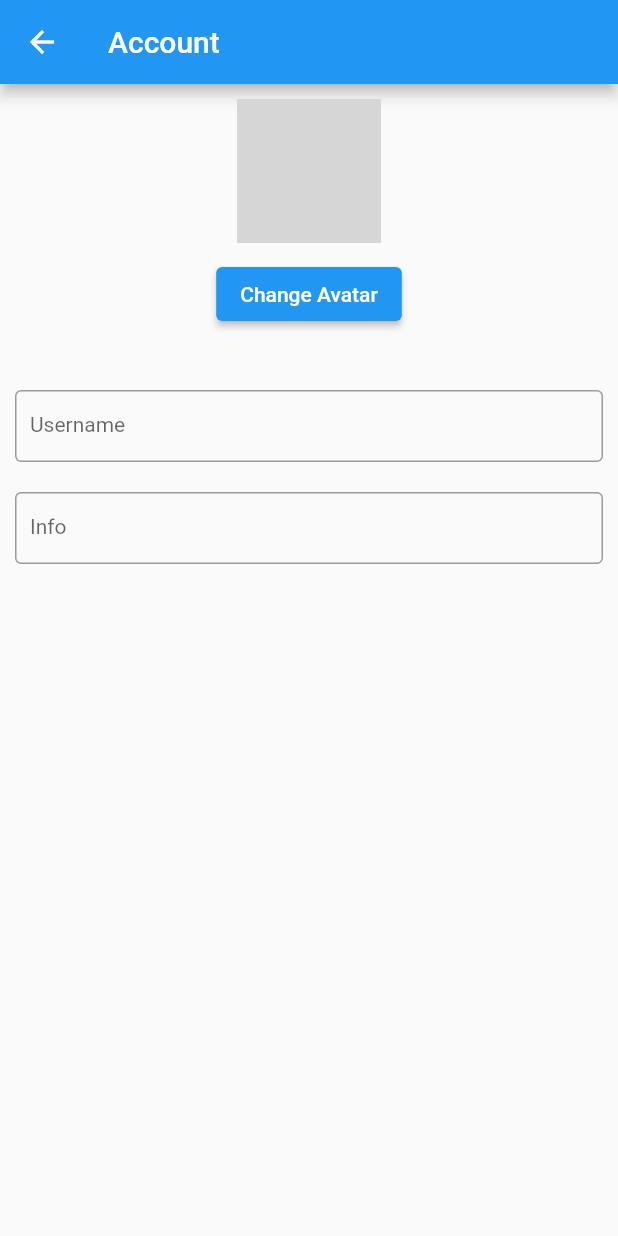
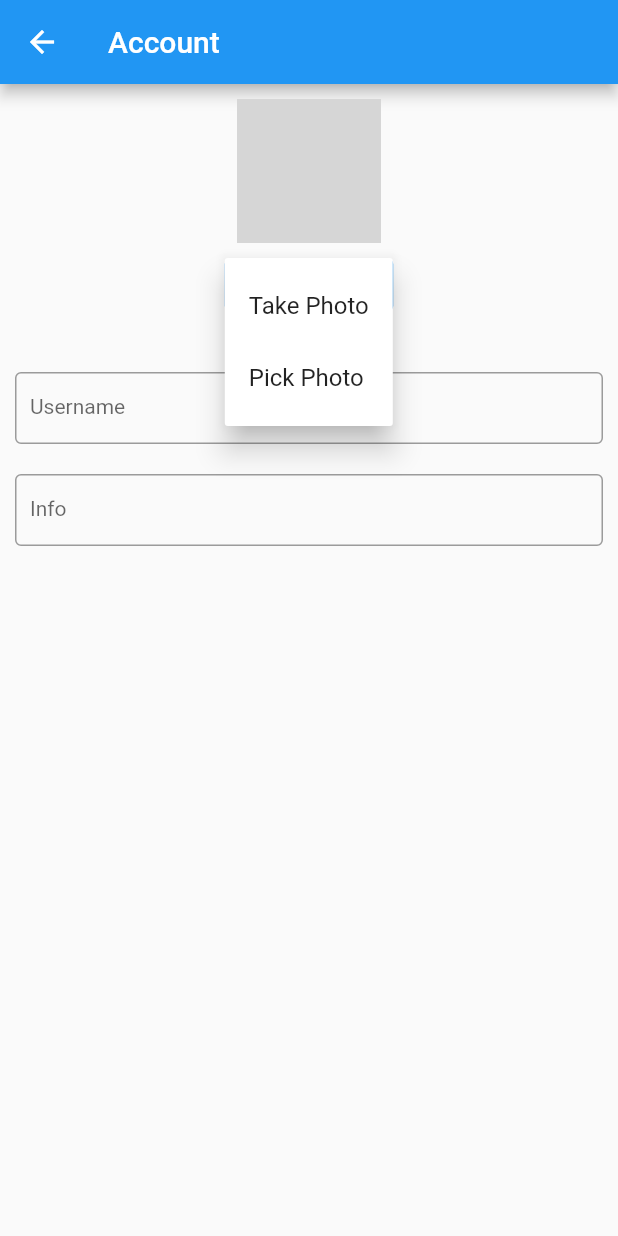
Before and after one commit to ngocson297/didong, a Flutter app: the AccountPage screen opened directly, after a tap on "Change Avatar", on a phone screen of 412 x 824 dp. Run offline on Flutter 3.47's test engine with Material 2 defaults, Android fonts, the phone set to English and light mode, and no system bars; our stand-ins replace cloud_firestore, firebase_auth, firebase_core, firebase_messaging, firebase_storage, flutter_local_notifications and 2 more; missing offline and left inert: emoji_picker, flutter_config, giphy_picker; accounts and stored records are empty; network calls fail; grey boxes are pictures that could not be loaded.

Commit message:
update user image

```diff
--- a/lib/pages/account_page.dart
+++ b/lib/pages/account_page.dart
@@ -1,9 +1,14 @@
+import 'dart:io';
+
 import 'package:cloud_firestore/cloud_firestore.dart';
+import 'package:firebase_storage/firebase_storage.dart';
 import 'package:flutter/cupertino.dart';
 import 'package:flutter/material.dart';
 import 'package:flutter_chat_app/models/user_model.dart';
 import 'package:flutter_chat_app/ults/global.dart';
 import 'package:fluttertoast/fluttertoast.dart';
+import 'package:image_picker/image_picker.dart';
+import 'package:path/path.dart' as path;
 
 class AccountPage extends StatefulWidget{
   const AccountPage({Key key}) : super(key: key);
@@ -19,6 +24,9 @@ class _AccountPageState extends State<AccountPage> {
   TextEditingController _infoControler = TextEditingController();
   String _imageUrl;
 
+  File _imageFile;
+
+  var _menuOption = ['Take Photo','Pick Photo'];
 
 
   @override
@@ -31,17 +39,47 @@ class _AccountPageState extends State<AccountPage> {
 
   Stream<bool> _changes() async* {
     setState((){});
-    yield (_imageUrl != global_User.imgUrl || _usernameControler.text != global_User.username || _infoControler.text != global_User.info);
+    yield (_imageFile != null || _usernameControler.text != global_User.username || _infoControler.text != global_User.info);
     await Future<void>.delayed(const Duration(seconds: 2));
+  }
+
+  void _selectPhoto(String choice) async{
+    PickedFile pickedFile = await ImagePicker().getImage(
+      source: choice == "Take Photo" ? ImageSource.camera : ImageSource.gallery,
+      imageQuality: 25,
+    );
+
+    if(_imageFile != null) _imageFile.delete();
+    _imageFile = File(pickedFile.path);
   }
 
   void _cancel(){
     _imageUrl = global_User.imgUrl;
     _usernameControler.text = global_User.username;
     _infoControler.text = global_User.info;
+
+    if(_imageFile != null){
+      _imageFile.delete();
+      _imageFile = null;
+    }
   }
 
   void _saveChanges() async{
+    if (_imageFile != null) {
+      var storageRef = FirebaseStorage.instance.ref().child(
+          'users/${global_User.uid}.jpg');
+
+      var uploadTask = storageRef.putFile(
+        _imageFile,
+        SettableMetadata(customMetadata: {
+          'uploaded_by': global_User.uid,
+        }),
+      );
+      await uploadTask.whenComplete(() async {
+        _imageUrl = await storageRef.getDownloadURL();
+      });
+    }
+
     FirebaseFirestore.instance
         .collection('users')
         .doc(global_User.uid)
@@ -57,6 +95,11 @@ class _AccountPageState extends State<AccountPage> {
       imgUrl: _imageUrl,
       info: _infoControler.text,
     );
+
+    if(_imageFile != null){
+      _imageFile.delete();
+      _imageFile = null;
+    }
 
     Fluttertoast.showToast(msg: "Account Updated");
   }
@@ -82,14 +125,36 @@ class _AccountPageState extends State<AccountPage> {
                   child: Column(
                     children: [
                       if(_imageUrl != null) CircleAvatar(
-                        backgroundImage: NetworkImage(_imageUrl),
+                        backgroundImage: _imageFile == null ? NetworkImage(_imageUrl) : Image.file(_imageFile).image,
                         radius: 48,
                       ),
                       SizedBox(height: 10,),
-                      ElevatedButton(
-                        child: Text('Change Avatar'),
-                        onPressed: (){},
+                      PopupMenuButton(
+                        child:  Container(
+                          padding: EdgeInsets.all(10),
+                          decoration: BoxDecoration(
+                            color: Theme.of(context).primaryColor,
+                              borderRadius: BorderRadius.all(Radius.circular(4))
+                          ),
+                          child: Text(
+                            'Change Avatar',
+                            style: TextStyle(
+                              fontWeight: FontWeight.bold,
+                              color: Colors.white
+                            ),
+                          ),
+                        ),
+                        onSelected: _selectPhoto,
+                        itemBuilder: (BuildContext context) {
+                          return _menuOption.map((String choice) {
+                            return  PopupMenuItem<String>(
+                              value: choice,
+                              child: Text(choice),
+                            );}
+                          ).toList();
+                        },
                       ),
+
                       SizedBox(height: 40,),
                       TextField(
                         controller: _usernameControler,
--- a/lib/pages/conversation_page.dart
+++ b/lib/pages/conversation_page.dart
@@ -98,7 +98,7 @@ class _ConversationPageState extends State<ConversationPage> {
   void _selectPhoto(String choice) async {
     PickedFile pickedFile = await ImagePicker().getImage(
       source: choice == "Take Photo" ? ImageSource.camera : ImageSource.gallery,
-      imageQuality: 1,
+      imageQuality: 25,
     );
 
     String fileName = path.basename(pickedFile.path);
```
